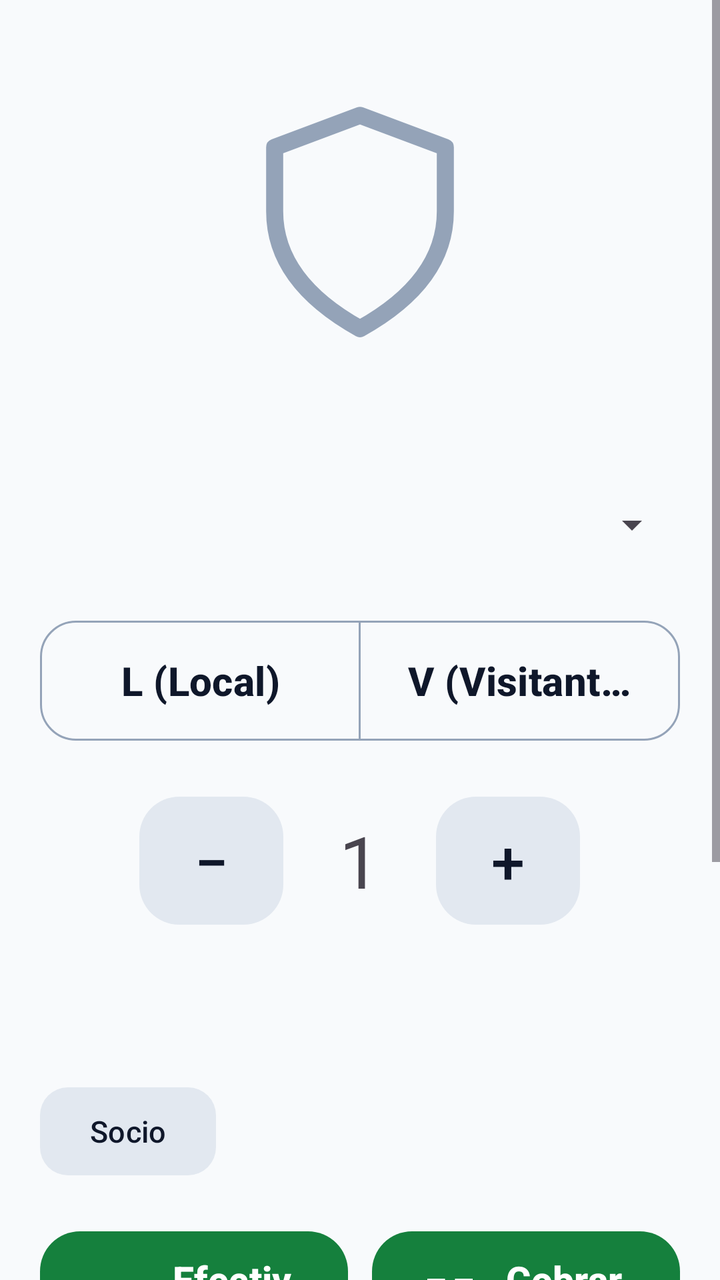
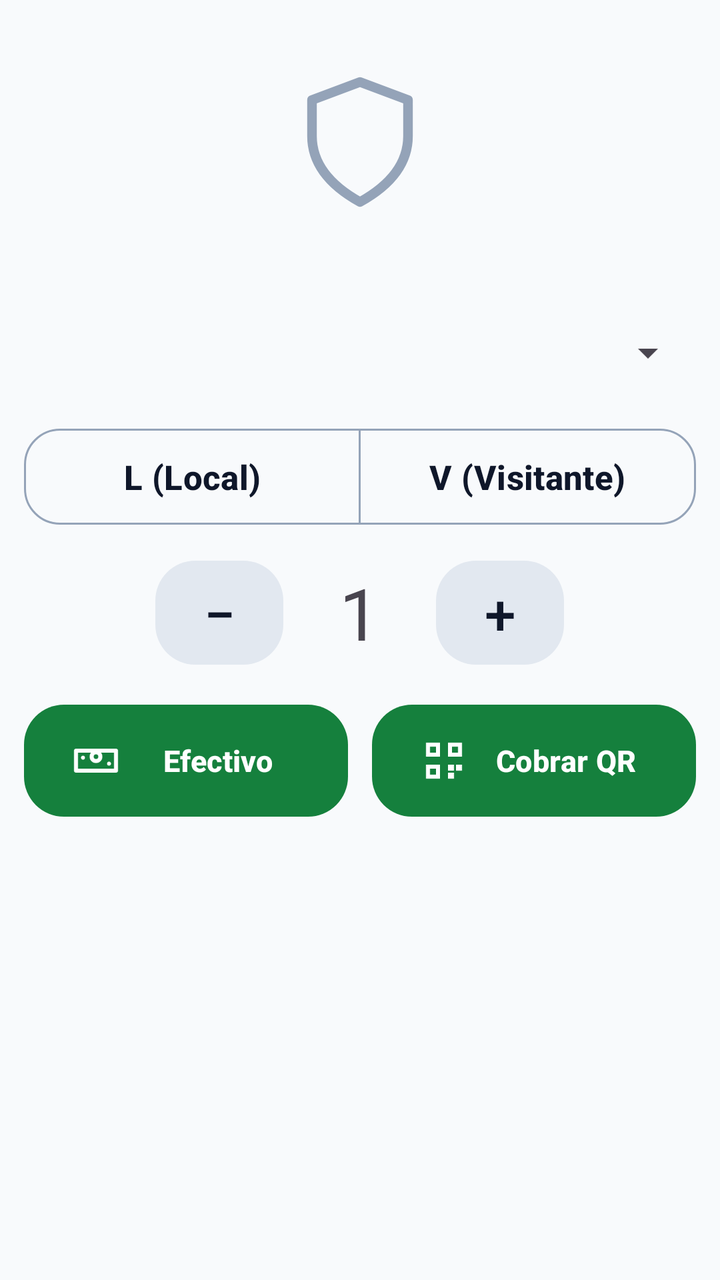

The first picture is an Android layout as it rendered before a commit; the second is the same layout after the commit. The layout source and the unified diff follow.
<!-- AndroidManifest.xml: application theme Theme.Entradas -->
<!-- res/layout/fragment_venta.xml -->
<?xml version="1.0" encoding="utf-8"?>
<ScrollView xmlns:android="http://schemas.android.com/apk/res/android"
    xmlns:app="http://schemas.android.com/apk/res-auto"
    android:layout_width="match_parent"
    android:layout_height="match_parent"
    android:fillViewport="true">

    <LinearLayout
        android:orientation="vertical"
        android:layout_width="match_parent"
        android:layout_height="wrap_content"
        android:padding="20dp">

        <TextView android:id="@+id/tvFechaHora"
            android:layout_width="match_parent"
            android:layout_height="wrap_content"
            android:gravity="end"
            android:textAppearance="?attr/textAppearanceBodyMedium" />

        <ImageView android:id="@+id/ivEscudo"
            android:layout_width="128dp"
            android:layout_height="128dp"
            android:layout_gravity="center"
            android:layout_marginTop="8dp"
            android:scaleType="fitCenter"
            android:src="@drawable/ic_shield"
            android:contentDescription="Logo del club" />

        <TextView android:id="@+id/tvTorneo"
            android:layout_width="match_parent"
            android:layout_height="wrap_content"
            android:layout_marginTop="10dp"
            android:textAlignment="center"
            android:textStyle="bold"
            android:textAppearance="?attr/textAppearanceTitleLarge" />

        <Spinner android:id="@+id/spFixture"
            android:layout_width="match_parent"
            android:layout_height="56dp"
            android:layout_marginTop="20dp" />

        <com.google.android.material.button.MaterialButtonToggleGroup
            android:id="@+id/tgSector"
            android:layout_width="match_parent"
            android:layout_height="wrap_content"
            android:layout_marginTop="16dp"
            app:singleSelection="true"
            app:selectionRequired="true">

            <com.google.android.material.button.MaterialButton
                android:id="@+id/btnLocal"
                style="@style/Widget.Entradas.Button.Sector"
                android:layout_width="0dp"
                android:layout_height="wrap_content"
                android:layout_weight="1"
                android:checkable="true"
                android:ellipsize="end"
                android:maxLines="1"
                android:text="@string/sector_local" />

            <com.google.android.material.button.MaterialButton
                android:id="@+id/btnVisitante"
                style="@style/Widget.Entradas.Button.Sector"
                android:layout_width="0dp"
                android:layout_height="wrap_content"
                android:layout_weight="1"
                android:checkable="true"
                android:ellipsize="end"
                android:maxLines="1"
                android:text="@string/sector_visitante" />
        </com.google.android.material.button.MaterialButtonToggleGroup>

        <LinearLayout
            android:orientation="horizontal"
            android:layout_width="match_parent"
            android:layout_height="wrap_content"
            android:gravity="center"
            android:layout_marginTop="20dp">

            <com.google.android.material.button.MaterialButton
                android:id="@+id/btnMinus"
                style="@style/Widget.Entradas.Button.Stepper"
                android:layout_width="wrap_content"
                android:layout_height="wrap_content"
                android:text="−" />

            <TextView android:id="@+id/tvCantidad"
                android:layout_width="wrap_content"
                android:layout_height="wrap_content"
                android:layout_marginHorizontal="28dp"
                android:text="1"
                android:textAppearance="?attr/textAppearanceDisplaySmall" />

            <com.google.android.material.button.MaterialButton
                android:id="@+id/btnPlus"
                style="@style/Widget.Entradas.Button.Stepper"
                android:layout_width="wrap_content"
                android:layout_height="wrap_content"
                android:text="+" />
        </LinearLayout>

        <TextView android:id="@+id/tvTotal"
            android:layout_width="wrap_content"
            android:layout_height="wrap_content"
            android:layout_gravity="center"
            android:layout_marginTop="20dp"
            android:textAppearance="?attr/textAppearanceHeadlineMedium" />

        <LinearLayout
            android:orientation="horizontal"
            android:layout_width="match_parent"
            android:layout_height="wrap_content"
            android:layout_marginTop="16dp"
            android:gravity="center_vertical">

            <com.google.android.material.button.MaterialButton
                android:id="@+id/btnSocio"
                style="@style/Widget.Entradas.Button.Neutral"
                android:layout_width="wrap_content"
                android:layout_height="wrap_content"
                android:text="@string/btn_socio" />

            <TextView android:id="@+id/tvSocio"
                android:layout_width="0dp"
                android:layout_height="wrap_content"
                android:layout_weight="1"
                android:layout_marginStart="10dp"
                android:textAppearance="?attr/textAppearanceBodyMedium" />

            <com.google.android.material.button.MaterialButton
                android:id="@+id/btnQuitarSocio"
                style="@style/Widget.Entradas.Button.Ghost"
                android:layout_width="wrap_content"
                android:layout_height="wrap_content"
                android:minWidth="48dp"
                android:visibility="gone"
                android:text="✕" />
        </LinearLayout>

        <LinearLayout
            android:orientation="horizontal"
            android:layout_width="match_parent"
            android:layout_height="wrap_content"
            android:layout_marginTop="20dp">

            <com.google.android.material.button.MaterialButton
                android:id="@+id/btnCash"
                style="@style/Widget.Entradas.Button.Cobro"
                android:layout_width="0dp"
                android:layout_height="wrap_content"
                android:layout_weight="1"
                app:icon="@drawable/ic_cash"
                android:text="@string/pagar_efectivo" />

            <Space android:layout_width="12dp" android:layout_height="wrap_content" />

            <com.google.android.material.button.MaterialButton
                android:id="@+id/btnQr"
                style="@style/Widget.Entradas.Button.Cobro"
                android:layout_width="0dp"
                android:layout_height="wrap_content"
                android:layout_weight="1"
                app:icon="@drawable/ic_qr"
                android:text="@string/pagar_qr" />
        </LinearLayout>

        <com.google.android.material.card.MaterialCardView
            android:id="@+id/cardContadores"
            android:layout_width="match_parent"
            android:layout_height="wrap_content"
            android:layout_marginTop="16dp"
            app:cardCornerRadius="20dp"
            app:cardElevation="0dp"
            app:strokeWidth="1dp"
            app:strokeColor="?attr/colorOutline">

            <LinearLayout
                android:orientation="horizontal"
                android:gravity="center_vertical"
                android:padding="14dp"
                android:layout_width="match_parent"
                android:layout_height="wrap_content">

                <LinearLayout
                    android:orientation="vertical"
                    android:gravity="center"
                    android:layout_width="0dp"
                    android:layout_height="wrap_content"
                    android:layout_weight="1">

                    <TextView android:id="@+id/tvNumLocal"
                        android:layout_width="wrap_content"
                        android:layout_height="wrap_content"
                        android:text="0"
                        android:textStyle="bold"
                        android:textColor="?attr/colorPrimary"
                        android:textAppearance="?attr/textAppearanceDisplaySmall" />

                    <TextView android:id="@+id/tvNomLocal"
                        android:layout_width="wrap_content"
                        android:layout_height="wrap_content"
                        android:layout_marginTop="2dp"
                        android:ellipsize="end"
                        android:maxLines="1"
                        android:textAppearance="?attr/textAppearanceBodyMedium" />

                    <TextView
                        android:layout_width="wrap_content"
                        android:layout_height="wrap_content"
                        android:text="@string/vendidas"
                        android:textAppearance="?attr/textAppearanceBodySmall" />
                </LinearLayout>

                <View
                    android:layout_width="1dp"
                    android:layout_height="56dp"
                    android:layout_marginHorizontal="8dp"
                    android:background="?attr/colorOutline" />

                <LinearLayout
                    android:orientation="vertical"
                    android:gravity="center"
                    android:layout_width="0dp"
                    android:layout_height="wrap_content"
                    android:layout_weight="1">

                    <TextView android:id="@+id/tvNumVisitante"
                        android:layout_width="wrap_content"
                        android:layout_height="wrap_content"
                        android:text="0"
                        android:textStyle="bold"
                        android:textColor="?attr/colorTertiary"
                        android:textAppearance="?attr/textAppearanceDisplaySmall" />

                    <TextView android:id="@+id/tvNomVisitante"
                        android:layout_width="wrap_content"
                        android:layout_height="wrap_content"
                        android:layout_marginTop="2dp"
                        android:ellipsize="end"
                        android:maxLines="1"
                        android:textAppearance="?attr/textAppearanceBodyMedium" />

                    <TextView
                        android:layout_width="wrap_content"
                        android:layout_height="wrap_content"
                        android:text="@string/vendidas"
                        android:textAppearance="?attr/textAppearanceBodySmall" />
                </LinearLayout>
            </LinearLayout>
        </com.google.android.material.card.MaterialCardView>

        <TextView android:id="@+id/tvStatus"
            android:layout_width="match_parent"
            android:layout_height="wrap_content"
            android:layout_marginTop="12dp"
            android:textAppearance="?attr/textAppearanceBodyMedium" />

        <com.google.android.material.button.MaterialButton
            android:id="@+id/btnReprint"
            style="@style/Widget.Entradas.Button.Ghost"
            android:layout_width="match_parent"
            android:layout_height="wrap_content"
            android:layout_marginTop="12dp"
            android:layout_marginBottom="16dp"
            android:text="@string/reimprimir" />
    </LinearLayout>
</ScrollView>
<!-- resources referenced by this layout -->
<resources>
  <!-- drawable ic_shield (drawable) -->
  <vector xmlns:android="http://schemas.android.com/apk/res/android"
      android:width="48dp" android:height="48dp"
      android:viewportWidth="24" android:viewportHeight="24">
      <path
          android:fillColor="#00000000"
          android:strokeColor="#94A3B8"
          android:strokeWidth="1.6"
          android:strokeLineJoin="round"
          android:pathData="M12,2 l8,3 v6 c0,5 -3.5,8.5 -8,11 c-4.5,-2.5 -8,-6 -8,-11 v-6 z" />
  </vector>
  <string name="btn_socio">Socio</string>
  <string name="pagar_efectivo">Efectivo</string>
  <string name="pagar_qr">Cobrar QR</string>
  <string name="reimprimir">Reimprimir última</string>
  <string name="sector_local">L (Local)</string>
  <string name="sector_visitante">V (Visitante)</string>
  <string name="vendidas">vendidas</string>
  <style name="Widget.Entradas.Button.Cobro" parent="Widget.Material3.Button">
          <item name="android:minHeight">78dp</item>
          <item name="android:textSize">19sp</item>
          <item name="cornerRadius">20dp</item>
          <item name="iconSize">30dp</item>
          <item name="iconTint">@color/cobro_on</item>
          <item name="android:textStyle">bold</item>
      </style>
  <style name="Widget.Entradas.Button.Ghost" parent="Widget.Material3.Button.OutlinedButton">
          <item name="android:minHeight">52dp</item>
          <item name="android:textSize">15sp</item>
          <item name="cornerRadius">14dp</item>
      </style>
  <style name="Widget.Entradas.Button.Neutral" parent="Widget.Material3.Button.TonalButton">
          <item name="android:minHeight">52dp</item>
          <item name="android:textSize">15sp</item>
          <item name="cornerRadius">14dp</item>
      </style>
  <style name="Widget.Entradas.Button.Sector" parent="Widget.Material3.Button.OutlinedButton">
          <item name="android:minHeight">68dp</item>
          <item name="android:textSize">20sp</item>
          <item name="cornerRadius">18dp</item>
          <item name="android:textStyle">bold</item>
      </style>
  <style name="Widget.Entradas.Button.Stepper" parent="Widget.Material3.Button.TonalButton">
          <item name="android:minHeight">72dp</item>
          <item name="android:minWidth">72dp</item>
          <item name="android:textSize">30sp</item>
          <item name="cornerRadius">20dp</item>
      </style>
  <color name="cobro_on">#FFFFFF</color>
  <color name="primary">#15803D</color>
  <color name="on_primary">#FFFFFF</color>
  <color name="primary_container">#BBF7D0</color>
  <color name="on_primary_container">#052E16</color>
  <color name="secondary">#475569</color>
  <color name="on_secondary">#FFFFFF</color>
  <color name="secondary_container">#E2E8F0</color>
  <color name="on_secondary_container">#0F172A</color>
  <color name="tertiary">#B45309</color>
  <color name="on_tertiary">#FFFFFF</color>
  <color name="tertiary_container">#FDE68A</color>
  <color name="on_tertiary_container">#451A03</color>
  <color name="error">#B3261E</color>
  <color name="on_error">#FFFFFF</color>
  <color name="error_container">#F9DEDC</color>
  <color name="on_error_container">#410E0B</color>
  <color name="background">#F8FAFC</color>
  <color name="surface">#F8FAFC</color>
  <color name="on_surface">#0F172A</color>
  <color name="surface_variant">#E2E8F0</color>
  <color name="on_surface_variant">#475569</color>
  <color name="outline">#94A3B8</color>
  <style name="Widget.Entradas.Button" parent="Widget.Material3.Button" />
  <!-- unchanged entries left out for length: 3 -->
</resources>

<!-- the commit's change to res/layout/fragment_venta.xml (unified diff, before → after) -->
@@ -9,7 +9,7 @@
         android:orientation="vertical"
         android:layout_width="match_parent"
         android:layout_height="wrap_content"
-        android:padding="20dp">
+        android:padding="12dp">
 
         <TextView android:id="@+id/tvFechaHora"
             android:layout_width="match_parent"
@@ -18,10 +18,10 @@
             android:textAppearance="?attr/textAppearanceBodyMedium" />
 
         <ImageView android:id="@+id/ivEscudo"
-            android:layout_width="128dp"
-            android:layout_height="128dp"
+            android:layout_width="72dp"
+            android:layout_height="72dp"
             android:layout_gravity="center"
-            android:layout_marginTop="8dp"
+            android:layout_marginTop="4dp"
             android:scaleType="fitCenter"
             android:src="@drawable/ic_shield"
             android:contentDescription="Logo del club" />
@@ -29,21 +29,23 @@
         <TextView android:id="@+id/tvTorneo"
             android:layout_width="match_parent"
             android:layout_height="wrap_content"
-            android:layout_marginTop="10dp"
+            android:layout_marginTop="6dp"
             android:textAlignment="center"
             android:textStyle="bold"
+            android:maxLines="1"
+            android:ellipsize="end"
             android:textAppearance="?attr/textAppearanceTitleLarge" />
 
         <Spinner android:id="@+id/spFixture"
             android:layout_width="match_parent"
-            android:layout_height="56dp"
-            android:layout_marginTop="20dp" />
+            android:layout_height="48dp"
+            android:layout_marginTop="10dp" />
 
         <com.google.android.material.button.MaterialButtonToggleGroup
             android:id="@+id/tgSector"
             android:layout_width="match_parent"
             android:layout_height="wrap_content"
-            android:layout_marginTop="16dp"
+            android:layout_marginTop="10dp"
             app:singleSelection="true"
             app:selectionRequired="true">
 
@@ -75,7 +77,7 @@
             android:layout_width="match_parent"
             android:layout_height="wrap_content"
             android:gravity="center"
-            android:layout_marginTop="20dp">
+            android:layout_marginTop="10dp">
 
             <com.google.android.material.button.MaterialButton
                 android:id="@+id/btnMinus"
@@ -99,49 +101,12 @@
                 android:text="+" />
         </LinearLayout>
 
-        <TextView android:id="@+id/tvTotal"
-            android:layout_width="wrap_content"
-            android:layout_height="wrap_content"
-            android:layout_gravity="center"
-            android:layout_marginTop="20dp"
-            android:textAppearance="?attr/textAppearanceHeadlineMedium" />
-
         <LinearLayout
             android:orientation="horizontal"
             android:layout_width="match_parent"
             android:layout_height="wrap_content"
-            android:layout_marginTop="16dp"
-            android:gravity="center_vertical">
-
-            <com.google.android.material.button.MaterialButton
-                android:id="@+id/btnSocio"
-                style="@style/Widget.Entradas.Button.Neutral"
-                android:layout_width="wrap_content"
-                android:layout_height="wrap_content"
-                android:text="@string/btn_socio" />
-
-            <TextView android:id="@+id/tvSocio"
-                android:layout_width="0dp"
-                android:layout_height="wrap_content"
-                android:layout_weight="1"
-                android:layout_marginStart="10dp"
-                android:textAppearance="?attr/textAppearanceBodyMedium" />
-
-            <com.google.android.material.button.MaterialButton
-                android:id="@+id/btnQuitarSocio"
-                style="@style/Widget.Entradas.Button.Ghost"
-                android:layout_width="wrap_content"
-                android:layout_height="wrap_content"
-                android:minWidth="48dp"
-                android:visibility="gone"
-                android:text="✕" />
-        </LinearLayout>
-
-        <LinearLayout
-            android:orientation="horizontal"
-            android:layout_width="match_parent"
-            android:layout_height="wrap_content"
-            android:layout_marginTop="20dp">
+            android:layout_marginTop="12dp"
+            android:layout_marginBottom="4dp">
 
             <com.google.android.material.button.MaterialButton
                 android:id="@+id/btnCash"
@@ -149,6 +114,8 @@
                 android:layout_width="0dp"
                 android:layout_height="wrap_content"
                 android:layout_weight="1"
+                android:maxLines="1"
+                android:ellipsize="end"
                 app:icon="@drawable/ic_cash"
                 android:text="@string/pagar_efectivo" />
 
@@ -160,108 +127,10 @@
                 android:layout_width="0dp"
                 android:layout_height="wrap_content"
                 android:layout_weight="1"
+                android:maxLines="1"
+                android:ellipsize="end"
                 app:icon="@drawable/ic_qr"
                 android:text="@string/pagar_qr" />
         </LinearLayout>
-
-        <com.google.android.material.card.MaterialCardView
-            android:id="@+id/cardContadores"
-            android:layout_width="match_parent"
-            android:layout_height="wrap_content"
-            android:layout_marginTop="16dp"
-            app:cardCornerRadius="20dp"
-            app:cardElevation="0dp"
-            app:strokeWidth="1dp"
-            app:strokeColor="?attr/colorOutline">
-
-            <LinearLayout
-                android:orientation="horizontal"
-                android:gravity="center_vertical"
-                android:padding="14dp"
-                android:layout_width="match_parent"
-                android:layout_height="wrap_content">
-
-                <LinearLayout
-                    android:orientation="vertical"
-                    android:gravity="center"
-                    android:layout_width="0dp"
-                    android:layout_height="wrap_content"
-                    android:layout_weight="1">
-
-                    <TextView android:id="@+id/tvNumLocal"
-                        android:layout_width="wrap_content"
-                        android:layout_height="wrap_content"
-                        android:text="0"
-                        android:textStyle="bold"
-                        android:textColor="?attr/colorPrimary"
-                        android:textAppearance="?attr/textAppearanceDisplaySmall" />
-
-                    <TextView android:id="@+id/tvNomLocal"
-                        android:layout_width="wrap_content"
-                        android:layout_height="wrap_content"
-                        android:layout_marginTop="2dp"
-                        android:ellipsize="end"
-                        android:maxLines="1"
-                        android:textAppearance="?attr/textAppearanceBodyMedium" />
-
-                    <TextView
-                        android:layout_width="wrap_content"
-                        android:layout_height="wrap_content"
-                        android:text="@string/vendidas"
-                        android:textAppearance="?attr/textAppearanceBodySmall" />
-                </LinearLayout>
-
-                <View
-                    android:layout_width="1dp"
-                    android:layout_height="56dp"
-                    android:layout_marginHorizontal="8dp"
-                    android:background="?attr/colorOutline" />
-
-                <LinearLayout
-                    android:orientation="vertical"
-                    android:gravity="center"
-                    android:layout_width="0dp"
-                    android:layout_height="wrap_content"
-                    android:layout_weight="1">
-
-                    <TextView android:id="@+id/tvNumVisitante"
-                        android:layout_width="wrap_content"
-                        android:layout_height="wrap_content"
-                        android:text="0"
-                        android:textStyle="bold"
-                        android:textColor="?attr/colorTertiary"
-                        android:textAppearance="?attr/textAppearanceDisplaySmall" />
-
-                    <TextView android:id="@+id/tvNomVisitante"
-                        android:layout_width="wrap_content"
-                        android:layout_height="wrap_content"
-                        android:layout_marginTop="2dp"
-                        android:ellipsize="end"
-                        android:maxLines="1"
-                        android:textAppearance="?attr/textAppearanceBodyMedium" />
-
-                    <TextView
-                        android:layout_width="wrap_content"
-                        android:layout_height="wrap_content"
-                        android:text="@string/vendidas"
-                        android:textAppearance="?attr/textAppearanceBodySmall" />
-                </LinearLayout>
-            </LinearLayout>
-        </com.google.android.material.card.MaterialCardView>
-
-        <TextView android:id="@+id/tvStatus"
-            android:layout_width="match_parent"
-            android:layout_height="wrap_content"
-            android:layout_marginTop="12dp"
-            android:textAppearance="?attr/textAppearanceBodyMedium" />
-
-        <com.google.android.material.button.MaterialButton
-            android:id="@+id/btnReprint"
-            style="@style/Widget.Entradas.Button.Ghost"
-            android:layout_width="match_parent"
-            android:layout_height="wrap_content"
-            android:layout_marginTop="12dp"
-            android:layout_marginBottom="16dp"
-            android:text="@string/reimprimir" />
     </LinearLayout>
 </ScrollView>
<!-- resource entries referenced after the edit -->
@@ -11,41 +11,28 @@
           android:strokeLineJoin="round"
           android:pathData="M12,2 l8,3 v6 c0,5 -3.5,8.5 -8,11 c-4.5,-2.5 -8,-6 -8,-11 v-6 z" />
   </vector>
-  <string name="btn_socio">Socio</string>
   <string name="pagar_efectivo">Efectivo</string>
   <string name="pagar_qr">Cobrar QR</string>
-  <string name="reimprimir">Reimprimir última</string>
   <string name="sector_local">L (Local)</string>
   <string name="sector_visitante">V (Visitante)</string>
-  <string name="vendidas">vendidas</string>
   <style name="Widget.Entradas.Button.Cobro" parent="Widget.Material3.Button">
-          <item name="android:minHeight">78dp</item>
-          <item name="android:textSize">19sp</item>
+          <item name="android:minHeight">64dp</item>
+          <item name="android:textSize">15sp</item>
           <item name="cornerRadius">20dp</item>
-          <item name="iconSize">30dp</item>
+          <item name="iconSize">24dp</item>
           <item name="iconTint">@color/cobro_on</item>
           <item name="android:textStyle">bold</item>
       </style>
-  <style name="Widget.Entradas.Button.Ghost" parent="Widget.Material3.Button.OutlinedButton">
-          <item name="android:minHeight">52dp</item>
-          <item name="android:textSize">15sp</item>
-          <item name="cornerRadius">14dp</item>
-      </style>
-  <style name="Widget.Entradas.Button.Neutral" parent="Widget.Material3.Button.TonalButton">
-          <item name="android:minHeight">52dp</item>
-          <item name="android:textSize">15sp</item>
-          <item name="cornerRadius">14dp</item>
-      </style>
   <style name="Widget.Entradas.Button.Sector" parent="Widget.Material3.Button.OutlinedButton">
-          <item name="android:minHeight">68dp</item>
-          <item name="android:textSize">20sp</item>
+          <item name="android:minHeight">56dp</item>
+          <item name="android:textSize">17sp</item>
           <item name="cornerRadius">18dp</item>
           <item name="android:textStyle">bold</item>
       </style>
   <style name="Widget.Entradas.Button.Stepper" parent="Widget.Material3.Button.TonalButton">
-          <item name="android:minHeight">72dp</item>
-          <item name="android:minWidth">72dp</item>
-          <item name="android:textSize">30sp</item>
+          <item name="android:minHeight">60dp</item>
+          <item name="android:minWidth">60dp</item>
+          <item name="android:textSize">28sp</item>
           <item name="cornerRadius">20dp</item>
       </style>
   <color name="cobro_on">#FFFFFF</color>
